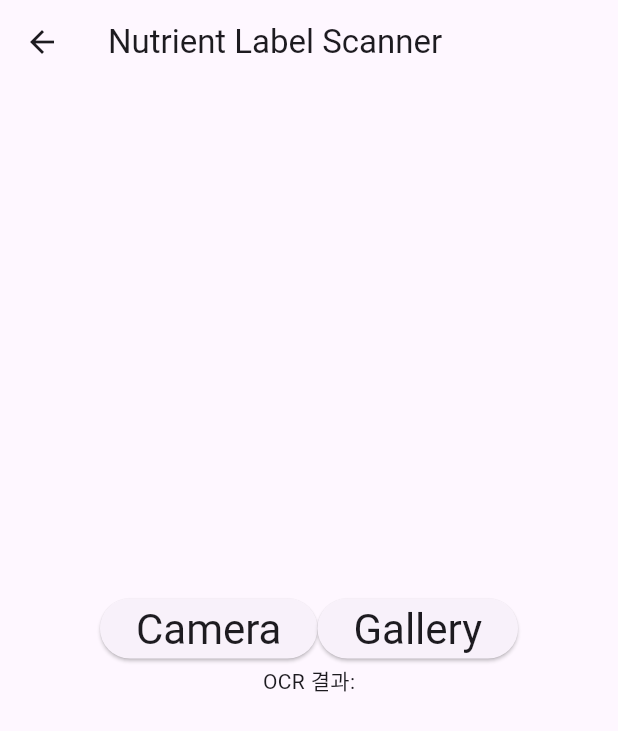
After one commit to f-lab-edu/nutrient-scanner, a Flutter app: the screen it shows after launch, after a tap on "Scan Nutrient Label", on a phone screen of 412 x 824 dp. The commit adds this screen. Shown: the top 731 px of the screen. Run offline on Flutter 3.47's test engine with Material 3 defaults, Android fonts, the phone set to English and light mode, and no system bars; our stand-ins replace image_picker; missing offline and left inert: google_mlkit_text_recognition, openai_dart.

Commit message:
데모 기능 구현

```diff
--- a/lib/main.dart
+++ b/lib/main.dart
@@ -1,6 +1,5 @@
 import 'package:flutter/material.dart';
-import 'package:google_mlkit_text_recognition/google_mlkit_text_recognition.dart';
-import 'package:image_picker/image_picker.dart';
+import 'package:nutrient_scanner/views/nutrient_label_scanner_page.dart';
 
 void main() {
   runApp(const MyApp());
@@ -32,14 +31,6 @@ class MyHomePage extends StatefulWidget {
 }
 
 class _MyHomePageState extends State<MyHomePage> {
-  final ImagePicker picker = ImagePicker();
-  final TextRecognizer textRecognizer = TextRecognizer(
-    script: TextRecognitionScript.korean,
-  );
-
-  String? pickedImagePath;
-  String recognizedText = "";
-
   @override
   Widget build(BuildContext context) {
     return Scaffold(
@@ -51,61 +42,21 @@ class _MyHomePageState extends State<MyHomePage> {
         child: Column(
           mainAxisAlignment: MainAxisAlignment.center,
           children: <Widget>[
-            Text(
-              recognizedText,
-            ),
-            Row(
-              mainAxisAlignment: MainAxisAlignment.center,
-              children: <Widget>[
-                ElevatedButton(
-                    onPressed: () => getImage(ImageSource.camera),
-                    child: Text('Camera',
-                        style: Theme.of(context).textTheme.headlineMedium)),
-                ElevatedButton(
-                    onPressed: () => getImage(ImageSource.gallery),
-                    child: Text('Gallery',
-                        style: Theme.of(context).textTheme.headlineMedium)),
-              ],
+            ElevatedButton(
+              onPressed: () {
+                Navigator.push(
+                  context,
+                  MaterialPageRoute(
+                    builder: (context) => const NutrientLabelScannerPage(),
+                  ),
+                );
+              },
+              child: const Text('Scan Nutrient Label',
+                  style: TextStyle(fontSize: 20)),
             ),
           ],
         ),
       ),
     );
   }
-
-  Future getImage(ImageSource imageSource) async {
-    final pickedImage = await picker.pickImage(source: imageSource);
-
-    if (pickedImage == null) {
-      return;
-    }
-
-    _recognizeImage(pickedImage);
-  }
-
-  void _recognizeImage(XFile image) async {
-    try {
-      final inputImage = InputImage.fromFilePath(image.path);
-      final RecognizedText recognisedText =
-          await textRecognizer.processImage(inputImage);
-
-      recognizedText = "";
-
-      for (TextBlock block in recognisedText.blocks) {
-        for (TextLine line in block.lines) {
-          recognizedText += "${line.text}\n";
-        }
-      }
-    } catch (e) {
-      if (!mounted) {
-        return;
-      }
-
-      ScaffoldMessenger.of(context).showSnackBar(
-        SnackBar(
-          content: Text('Error recognizing text: $e'),
-        ),
-      );
-    }
-  }
 }
--- /dev/null
+++ b/lib/views/nutrient_label_scanner_page.dart
@@ -0,0 +1,120 @@
+import 'package:flutter/material.dart';
+import 'package:google_mlkit_text_recognition/google_mlkit_text_recognition.dart';
+import 'package:image_picker/image_picker.dart';
+import 'package:nutrient_scanner/views/nutrient_intake_guide_page.dart';
+
+class NutrientLabelScannerPage extends StatefulWidget {
+  const NutrientLabelScannerPage({
+    super.key,
+  });
+
+  @override
+  State<NutrientLabelScannerPage> createState() => _NutrientLabelScannerState();
+}
+
+class _NutrientLabelScannerState extends State<NutrientLabelScannerPage> {
+  final ImagePicker picker = ImagePicker();
+  final TextRecognizer textRecognizer =
+      TextRecognizer(script: TextRecognitionScript.korean);
+  String recognizedText = '';
+  bool isLoading = false;
+
+  @override
+  Widget build(BuildContext context) {
+    return Scaffold(
+      appBar: AppBar(
+        title: const Text('Nutrient Label Scanner'),
+      ),
+      body: isLoading
+          ? const Center(
+              child: CircularProgressIndicator(),
+            )
+          : Center(
+              child: Column(
+                mainAxisAlignment: MainAxisAlignment.center,
+                children: <Widget>[
+                  Row(
+                    mainAxisAlignment: MainAxisAlignment.center,
+                    children: <Widget>[
+                      ElevatedButton(
+                          onPressed: () => getImage(ImageSource.camera),
+                          child: Text('Camera',
+                              style:
+                                  Theme.of(context).textTheme.headlineMedium)),
+                      ElevatedButton(
+                          onPressed: () => getImage(ImageSource.gallery),
+                          child: Text('Gallery',
+                              style:
+                                  Theme.of(context).textTheme.headlineMedium)),
+                    ],
+                  ),
+                  recognizedText != ''
+                      ? ElevatedButton(
+                          onPressed: () {
+                            Navigator.push(
+                              context,
+                              MaterialPageRoute(
+                                builder: (context) => NutrientIntakeGuidePage(
+                                    recognizedText: recognizedText),
+                              ),
+                            );
+                          },
+                          child: Text('GPT한테 물어보러 가기',
+                              style:
+                                  Theme.of(context).textTheme.headlineMedium),
+                        )
+                      : const SizedBox(),
+                  Text(
+                    'OCR 결과:\n$recognizedText',
+                  ),
+                ],
+              ),
+            ),
+    );
+  }
+
+  Future getImage(ImageSource imageSource) async {
+    final pickedImage = await picker.pickImage(source: imageSource);
+
+    if (pickedImage == null) {
+      return;
+    }
+
+    _recognizeImage(pickedImage);
+  }
+
+  void _recognizeImage(XFile image) async {
+    setState(() {
+      isLoading = true;
+    });
+    try {
+      final inputImage = InputImage.fromFilePath(image.path);
+      final RecognizedText recognisedText =
+          await textRecognizer.processImage(inputImage);
+
+      recognizedText = "";
+
+      for (TextBlock block in recognisedText.blocks) {
+        for (TextLine line in block.lines) {
+          setState(() {
+            recognizedText += "${line.text}\n";
+          });
+        }
+      }
+    } catch (e) {
+      if (!mounted) {
+        return;
+      }
+
+      ScaffoldMessenger.of(context).showSnackBar(
+        SnackBar(
+          content: Text('Error recognizing text: $e'),
+        ),
+      );
+    } finally {
+      setState(() {
+        isLoading = false;
+      });
+    }
+  }
+}
--- a/pubspec.yaml
+++ b/pubspec.yaml
@@ -37,6 +37,8 @@ dependencies:
   cupertino_icons: ^1.0.8
   google_mlkit_text_recognition: ^0.15.0
   image_picker: ^1.1.2
+  openai_dart: ^0.4.5
+  envied: ^1.1.1
 
 dev_dependencies:
   flutter_test:
@@ -48,6 +50,8 @@ dev_dependencies:
   # package. See that file for information about deactivating specific lint
   # rules and activating additional ones.
   flutter_lints: ^4.0.0
+  envied_generator: ^1.1.1
+  build_runner: ^2.4.13
 
 # For information on the generic Dart part of this file, see the
 # following page: https://dart.dev/tools/pub/pubspec
```
Also changed, not shown: lib/views/nutrient_intake_guide_page.dart (added, +143 -0 lines), pubspec.lock, 2 other files.
